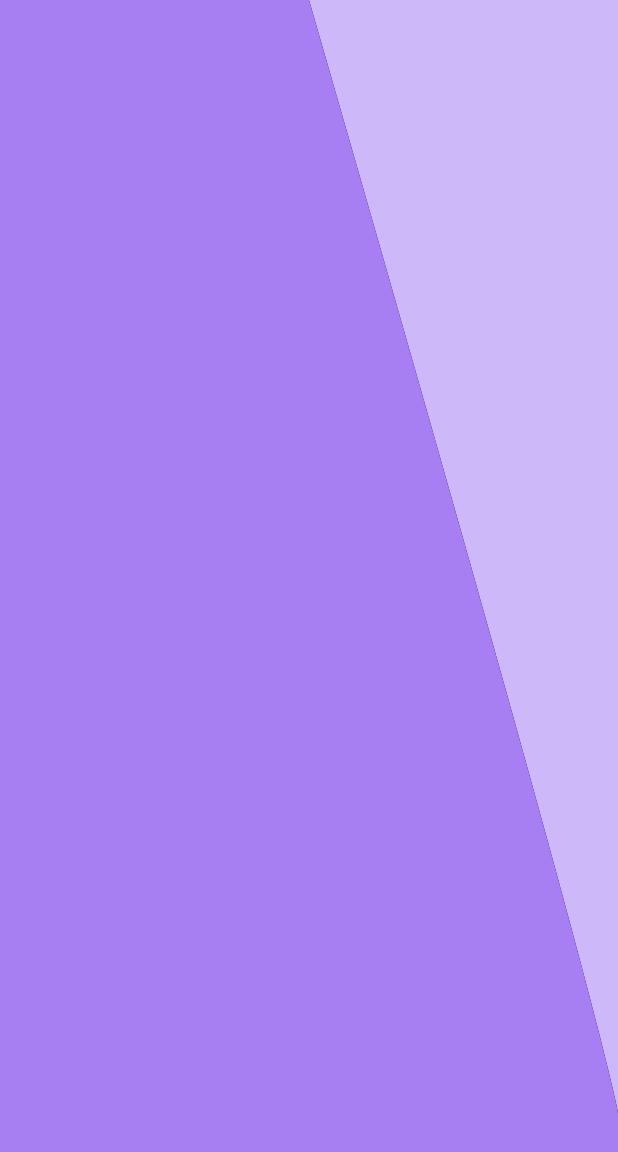
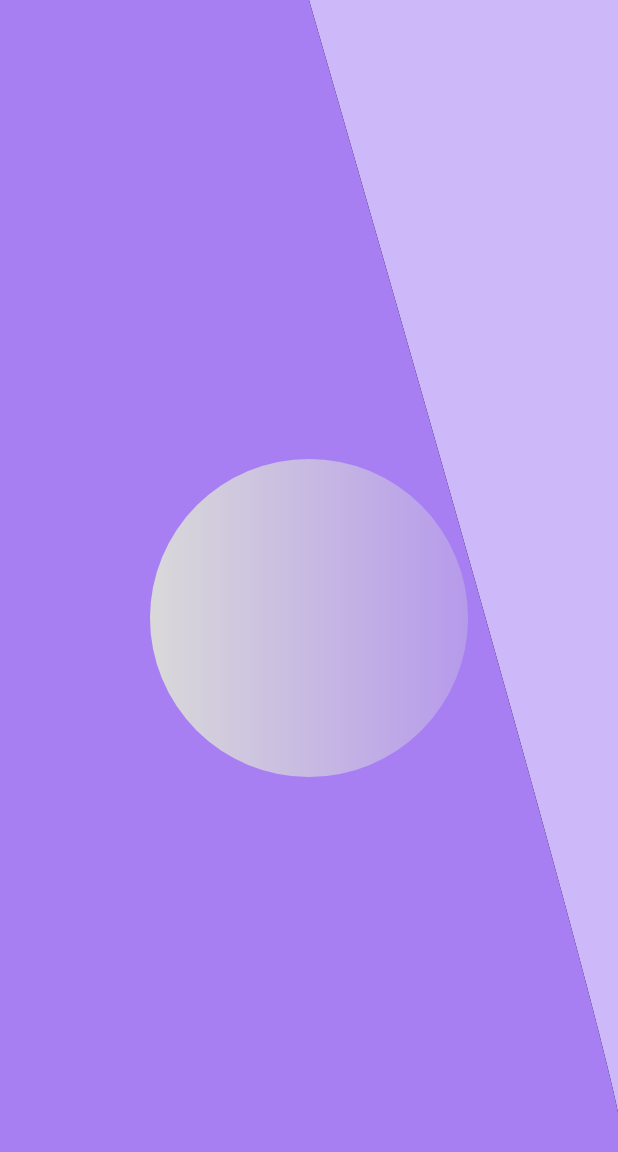
Before and after one commit to SAMUKI21/live_chat, a Flutter app: the screen it shows after launch, on a phone screen of 412 x 824 dp. Shown: the top 1152 px of the screen. Run offline on Flutter 3.47's test engine with Material 2 defaults, Android fonts, the phone set to English and light mode, and no system bars.

Commit message:
add a circle with grediant and opacity

```diff
--- a/lib/home.dart
+++ b/lib/home.dart
@@ -9,7 +9,19 @@ class Homescreen extends StatelessWidget {
       backgroundColor: const Color(0xFFCDB8F9),
       body: CustomPaint(
         painter: MyShape(),
-        child: Container(),
+        child: Container(
+         margin: EdgeInsets.all(100.0),
+          decoration: BoxDecoration(
+            // color: Colors.orange,
+            shape: BoxShape.circle,
+              gradient:  LinearGradient(
+                    colors: [ Color(0xFFBD9D9D9).withOpacity(1),
+                     Color(0xFFBD9D9D9).withOpacity(0.3),
+                    ],
+                  ),
+
+          ),
+      ),
       ),
     );
   }
@@ -20,7 +32,6 @@ class MyShape extends CustomPainter {
   // void paint(Canvas canvas, Size size) {
   //   // TODO: implement paint
   // }
-
 
   void paint(Canvas canvas, Size size) {
     // TODO: implement paint
@@ -64,6 +75,7 @@ void paint(Canvas canvas, Size size) {
     paint1.style = PaintingStyle.fill;
     canvas.drawPath(path, paint1);
   }
+
   @override
   bool shouldRepaint(covariant CustomPainter oldDelegate) {
     // TODO: implement shouldRepaint
```
Lines whose indentation alone changed are shown as unchanged.
